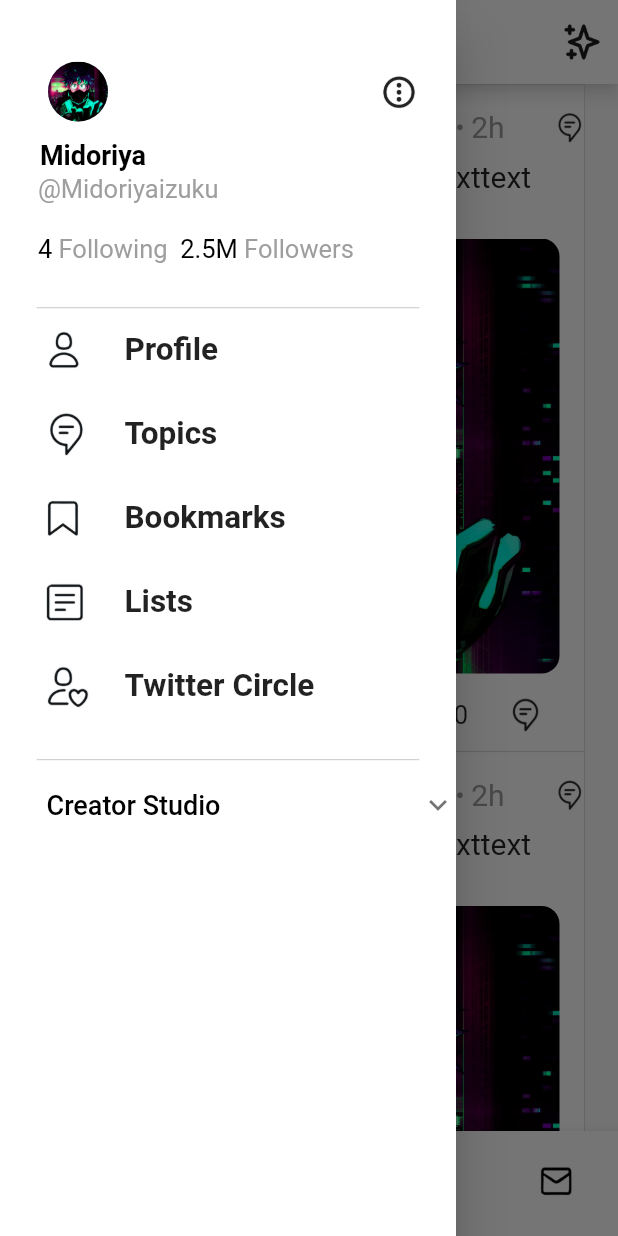
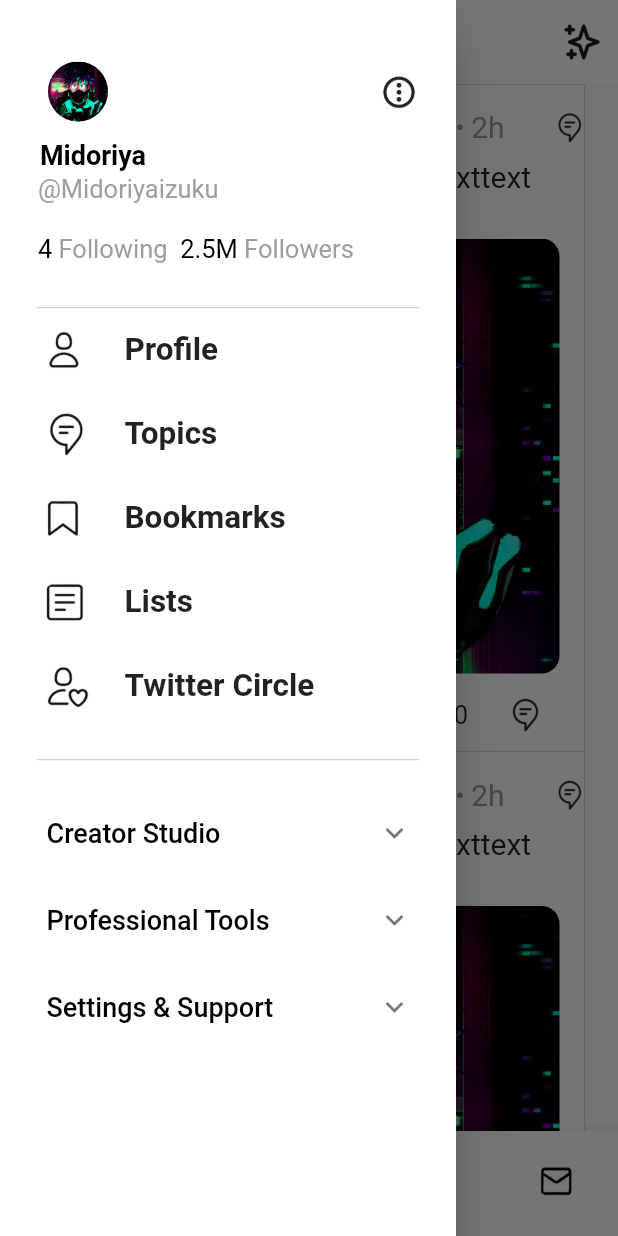
Before and after one commit to yousf10/Twitter-clone, a Flutter app: the screen it shows after launch, with the side drawer open, on a phone screen of 412 x 824 dp. Run offline on Flutter 3.47's test engine with Material 2 defaults, Android fonts, the phone set to English and light mode, and no system bars; missing offline and left inert: test.

Commit message:
Modifying AppBar & Drawer

```diff
--- a/lib/Yousf/Drawer/drawer.dart
+++ b/lib/Yousf/Drawer/drawer.dart
@@ -99,14 +99,90 @@ class _DrawerMenuState extends State<DrawerMenu> {
                 child: Divider(height: 0.3,color: Color.fromARGB(255, 201, 199, 199),)
                 )
                 ),
-
-                  Container(margin: EdgeInsets.only(top: 1,left: 30), height: 100,width: 250,color: Colors.white,
-                  child: ExpansionTile(  tilePadding: EdgeInsets.only(left: 1),
-                  children: [Text("Moments",style: TextStyle(fontSize: 16),)],
-                  title: Text("Creator Studio", style: TextStyle(fontSize: 18,color: Colors.black),),
-                  childrenPadding: EdgeInsets.only(right: 66),),
+                //expansion 1
+                  Column(crossAxisAlignment: CrossAxisAlignment.start,
+                    children: [
+                      Container(margin: EdgeInsets.only(top: 20,left: 30),width: 245,color: Colors.white,
+                      child: Theme(data: Theme.of(context).copyWith(dividerColor: Colors.transparent),
+                        child: ExpansionTile( tilePadding: EdgeInsets.only(left: 1),
+                        children: [
+                          Row(
+                            children: [
+                              Container(child: ImageIcon(new AssetImage("assets/Icon/drawerIcon/topics.png"))),
+                              Container(margin: EdgeInsets.only(left: 20), child: Text("Moments",style: TextStyle(fontSize: 16),))
+                            ],
+                          ),
+                          ],
+                        title: Text("Creator Studio", style: TextStyle(fontSize: 18,color: Colors.black),),
+                        childrenPadding: EdgeInsets.only(right: 66),),
+                      ),
                 ),
 
+                ],
+                  ),
+
+                  //expansion 2
+                  Column(crossAxisAlignment: CrossAxisAlignment.start,
+                    children: [
+                      Container(margin: EdgeInsets.only(left: 30),width: 245,color: Colors.white,
+                      child: Theme(data: Theme.of(context).copyWith(dividerColor: Colors.transparent),
+                        child: ExpansionTile( tilePadding: EdgeInsets.only(left: 1),
+                        children: [
+                          Container(margin: EdgeInsets.only(bottom: 17),
+                            child: Row(
+                              children: [
+                                Container(child: ImageIcon(new AssetImage("assets/Icon/drawerIcon/topics.png"))),
+                                Container(margin: EdgeInsets.only(left: 20), child: Text("Twitter for Professionals",style: TextStyle(fontSize: 16),))
+                              ],
+                            ),
+                          ),
+                          Container(
+                            child: Row(
+                              children: [
+                                Container(child: ImageIcon(new AssetImage("assets/Icon/drawerIcon/topics.png"))),
+                                Container(margin: EdgeInsets.only(left: 20), child: Text("Monetisation",style: TextStyle(fontSize: 16),))
+                              ],
+                            ),
+                          ),
+                          ],
+                        title: Text("Professional Tools", style: TextStyle(fontSize: 18,color: Colors.black),),
+                        childrenPadding: EdgeInsets.only(right: 66),),
+                      ),
+                ),
+
+                ],
+                  ),
+                  //expansion 3
+                  Column( crossAxisAlignment: CrossAxisAlignment.start,
+                    children: [
+                      Container( margin: EdgeInsets.only(left: 30),width: 245,color: Colors.white,
+                      child: Theme(data: Theme.of(context).copyWith(dividerColor: Colors.transparent),
+                        child: ExpansionTile( tilePadding: EdgeInsets.only(left: 1),
+                        children: [
+                          Container(margin: EdgeInsets.only(bottom: 17),
+                            child: Row(
+                              children: [
+                                Container(child: ImageIcon(new AssetImage("assets/Icon/drawerIcon/topics.png"))),
+                                Container(margin: EdgeInsets.only(left: 20), child: Text("Settings and privacy",style: TextStyle(fontSize: 16),))
+                              ],
+                            ),
+                          ),
+                          Container(margin: EdgeInsets.only(bottom: 17),
+                            child: Row(
+                              children: [
+                                Container(child: ImageIcon(new AssetImage("assets/Icon/drawerIcon/topics.png"))),
+                                Container(margin: EdgeInsets.only(left: 20), child: Text("Help Centre",style: TextStyle(fontSize: 16),))
+                              ],
+                            ),
+                          ),
+                          ],
+                        title: Text("Settings & Support", style: TextStyle(fontSize: 18,color: Colors.black),),
+                        childrenPadding: EdgeInsets.only(right: 66),),
+                      ),
+                ),
+
+                ],
+                  ),
 
 
           ],)
--- a/lib/Yousf/home/homeAppBar.dart
+++ b/lib/Yousf/home/homeAppBar.dart
@@ -13,7 +13,7 @@ class _HomeAppBarState extends State<HomeAppBar> {
   @override
   Widget build(BuildContext context) {
     return Scaffold(
-      appBar: AppBar(shadowColor: Colors.white,
+      appBar: AppBar( bottomOpacity: 0.0, elevation: 0, shadowColor: Colors.grey,
         leading: IconButton( onPressed: (){Scaffold.of(context).openDrawer();},
          icon:  Container(height: 30,width: 30,
            child: CircleAvatar(foregroundColor: Colors.grey,backgroundColor: Color.fromARGB(255, 172, 194, 214),
```
